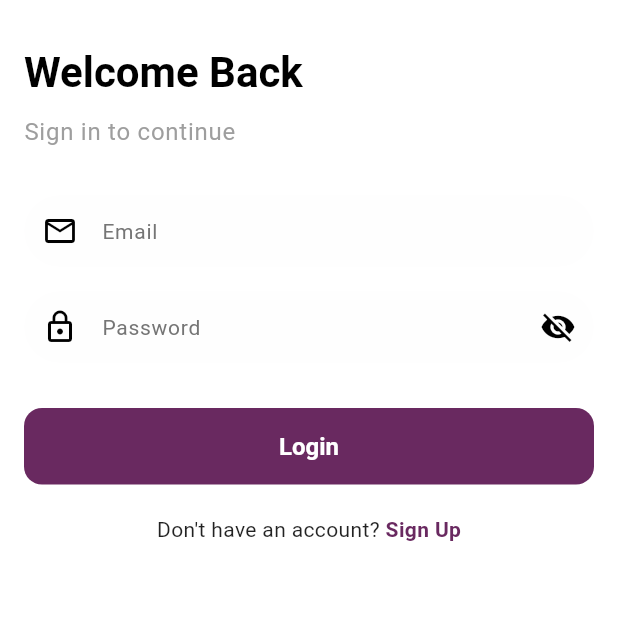
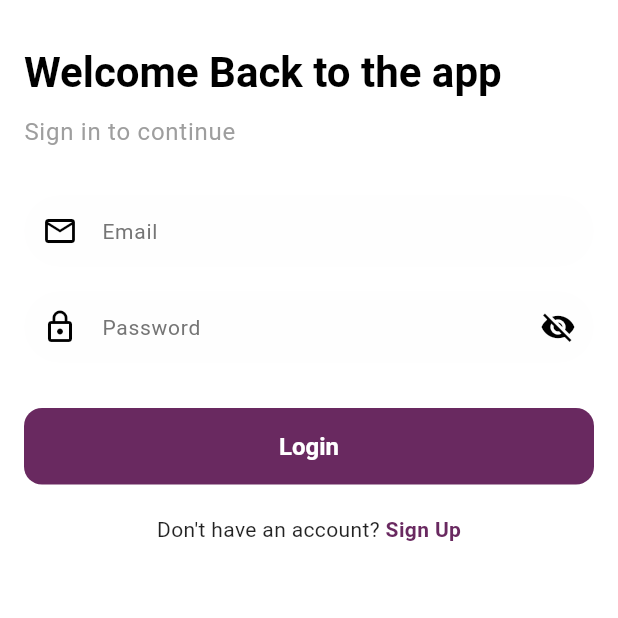
Before and after one commit to Yash-Wadatkar/chat-app, a Flutter app: the screen it shows after launch, on a phone screen of 412 x 824 dp, the top half of it. Run offline on Flutter 3.47's test engine with Material 3 defaults, Android fonts, the phone set to English and light mode, and no system bars; our stand-ins replace firebase_core; accounts and stored records are empty.

Commit message:
Update welcome message in LoginScreen and add PushToTester workflow

```diff
--- a/lib/presentation/screens/login/login_screen.dart
+++ b/lib/presentation/screens/login/login_screen.dart
@@ -63,7 +63,7 @@ class _LoginScreenState extends State<LoginScreen> {
               children: [
                 SizedBox(height: 30),
                 Text(
-                  'Welcome Back',
+                  'Welcome Back to the app',
                   style: Theme.of(context).textTheme.headlineMedium?.copyWith(
                     fontWeight: FontWeight.bold,
                   ),
```
Also changed, not shown: 1 other file.
